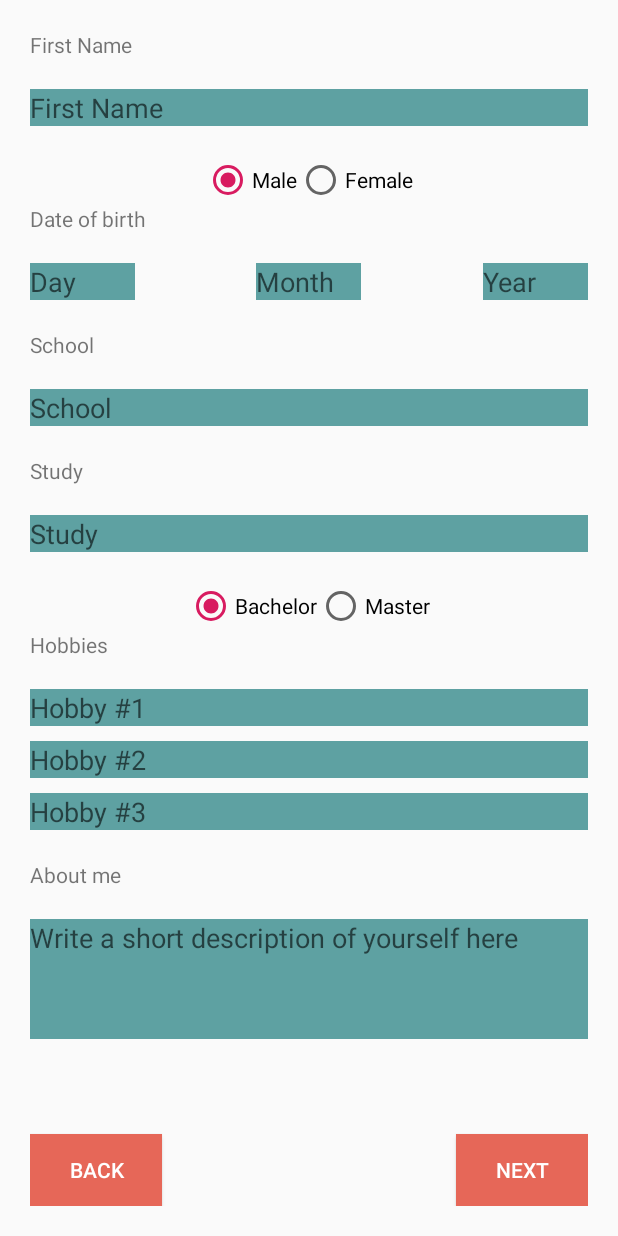
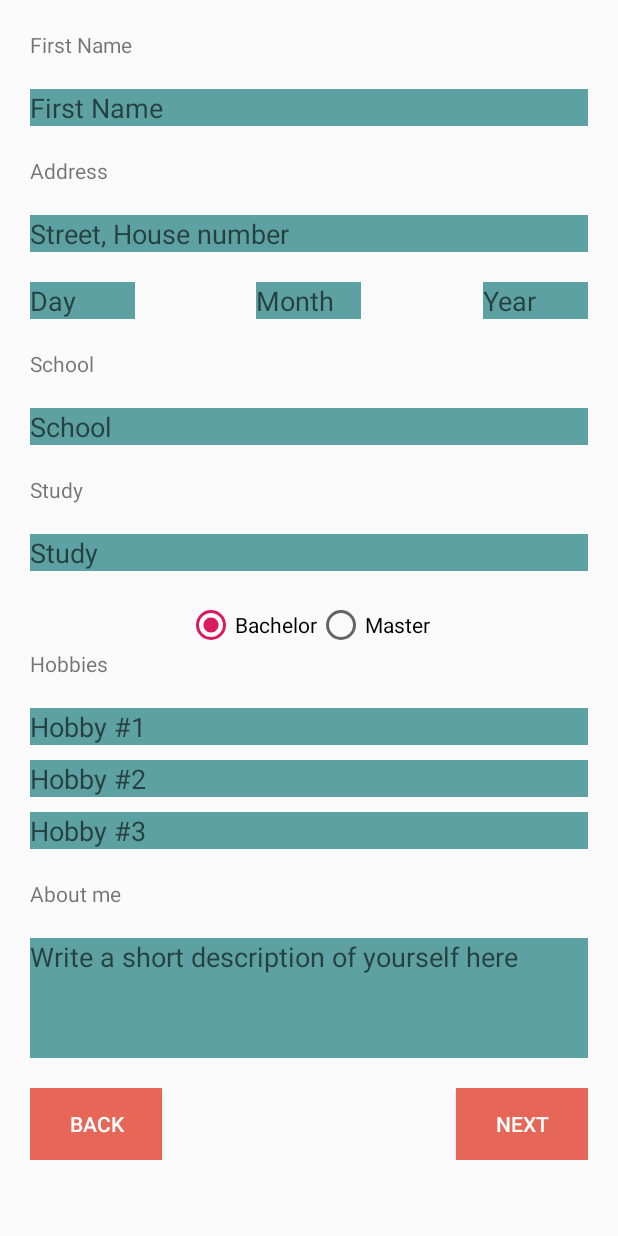
Before and after one commit to Pepijnhuis/Softwarevankje, an Android app: the layout activity_create_account3_student.xml on its own in the app's theme, with its tools: preview values and no code run, on a phone screen of 412 x 824 dp. Run offline under Robolectric (Android 15) with nearby library versions, the phone set to English and light mode, and no system bars.

Commit message:
CreateStudent3+4

```diff
--- a/app/src/main/AndroidManifest.xml
+++ b/app/src/main/AndroidManifest.xml
@@ -9,7 +9,8 @@
         android:roundIcon="@mipmap/ic_launcher_round"
         android:supportsRtl="true"
         android:theme="@style/AppTheme">
-        <activity android:name=".CreateAccount2"></activity>
+        <activity android:name=".CreateAccount3House"></activity>
+        <activity android:name=".CreateAccount2" />
         <activity android:name=".LoginActivity" />
         <activity android:name=".RegistrationActivity" />
         <activity android:name=".MainActivity" />
--- a/app/src/main/res/layout/activity_create_account3_student.xml
+++ b/app/src/main/res/layout/activity_create_account3_student.xml
@@ -1,4 +1,16 @@
 <?xml version="1.0" encoding="utf-8"?>
+<android.support.constraint.ConstraintLayout xmlns:android="http://schemas.android.com/apk/res/android"
+    xmlns:app="http://schemas.android.com/apk/res-auto"
+    xmlns:tools="http://schemas.android.com/tools"
+    android:layout_width="match_parent"
+    android:layout_height="match_parent"
+    tools:context=".CreateAccount3Student">
+
+    <ScrollView
+        android:layout_width="match_parent"
+        android:layout_height="match_parent"
+        tools:layout_editor_absoluteX="8dp"
+        tools:layout_editor_absoluteY="8dp">
 
         <LinearLayout xmlns:android="http://schemas.android.com/apk/res/android"
             xmlns:app="http://schemas.android.com/apk/res-auto"
@@ -28,37 +40,24 @@
                 android:hint="@string/first_name"
                 android:inputType="textPersonName" />
 
-    <RadioGroup
-        android:id="@+id/RadioGroupGender"
-        android:layout_width="match_parent"
-        android:layout_height="wrap_content"
-        android:checkedButton="@+id/Male"
-        android:gravity="center_horizontal"
-        android:orientation="horizontal">
-
-        <RadioButton
-            android:id="@+id/Male"
-            android:layout_width="wrap_content"
-            android:layout_height="wrap_content"
-            android:text="@string/male" />
-
-        <RadioButton
-            android:id="@+id/Female"
-            android:layout_width="wrap_content"
-            android:layout_height="wrap_content"
-            android:text="@string/female" />
-
-    </RadioGroup>
-
             <TextView
                 android:layout_width="wrap_content"
                 android:layout_height="wrap_content"
                 android:layout_marginBottom="20sp"
-        android:text="@string/date_of_birth"
+                android:text="@string/address"
                 app:layout_constraintBottom_toBottomOf="parent"
                 app:layout_constraintLeft_toLeftOf="parent"
                 app:layout_constraintRight_toRightOf="parent"
                 app:layout_constraintTop_toTopOf="parent" />
+
+            <EditText
+                android:id="@+id/AddressHouse"
+                android:layout_width="match_parent"
+                android:layout_height="wrap_content"
+                android:layout_marginBottom="20sp"
+                android:background="#5EA1A2"
+                android:hint="@string/address_hint"
+                android:inputType="textPersonName" />
 
             <RelativeLayout
                 android:layout_width="match_parent"
@@ -245,3 +244,6 @@
             </RelativeLayout>
 
         </LinearLayout>
+    </ScrollView>
+
+</android.support.constraint.ConstraintLayout>
--- a/build.gradle
+++ b/build.gradle
@@ -9,7 +9,7 @@ buildscript {
 
     }
     dependencies {
-        classpath 'com.android.tools.build:gradle:3.3.1'
+        classpath 'com.android.tools.build:gradle:3.3.2'
         classpath 'com.google.gms:google-services:4.2.0'
 
         // NOTE: Do not place your application dependencies here; they belong
```
Also changed, not shown: app/src/main/java/com/example/tinder/CreateAccount3House.java (added, +13 -0 lines), app/src/main/res/layout/activity_create_account3_house.xml (added, +97 -0 lines), app/src/main/res/layout/activity_create_account4_student.xml (+0 -8 lines), app/src/main/res/values/strings.xml (+13 -0 lines), app/build.gradle (line endings or trailing spaces). Lines whose indentation alone changed are shown as unchanged.
